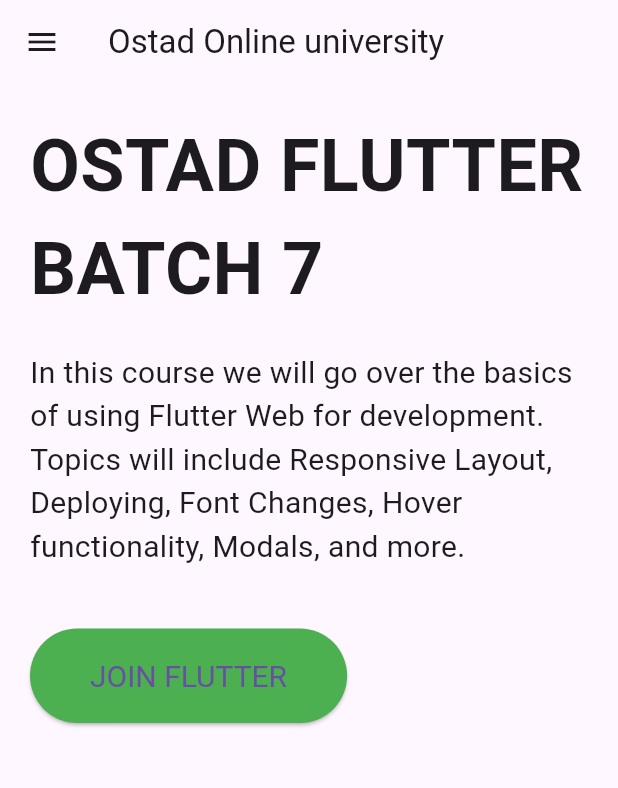
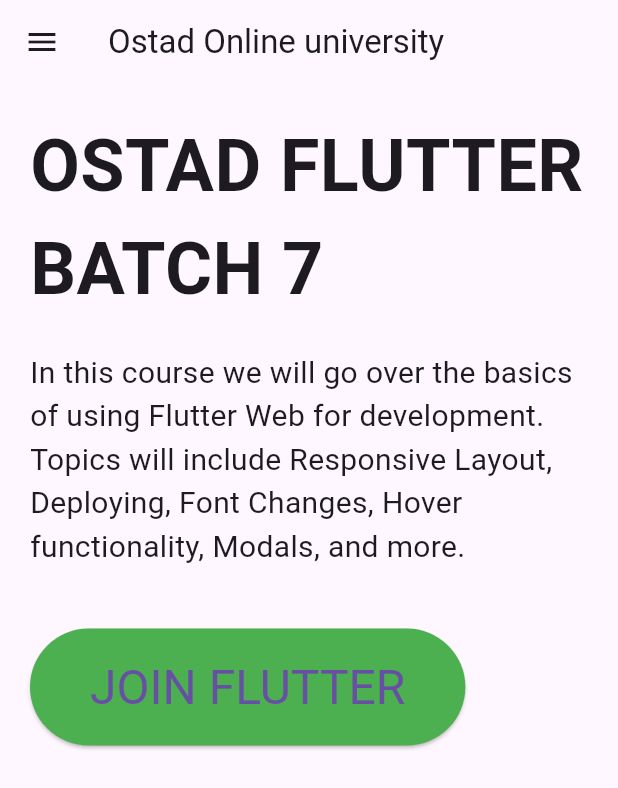
Before and after one commit to muhammadr1992/ostad_flutter7_module12_assignment, a Flutter app: the screen it shows after launch, on a phone screen of 412 x 824 dp. Shown: the top 788 px of the screen. Run offline on Flutter 3.47's test engine with Material 3 defaults, Android fonts, the phone set to English and light mode, and no system bars.

Commit message:
Ostad Flutter 7 Module 12 Assignment

```diff
--- a/lib/main.dart
+++ b/lib/main.dart
@@ -145,7 +145,7 @@
             child: Text('JOIN FLUTTER'),
             style: ElevatedButton.styleFrom(
               padding: EdgeInsets.symmetric(horizontal: 40, vertical: 20), backgroundColor: Colors.green,
-              textStyle: TextStyle(fontSize: 20),
+              textStyle: TextStyle(fontSize: 32),
             ),
           ),
         ],
```
